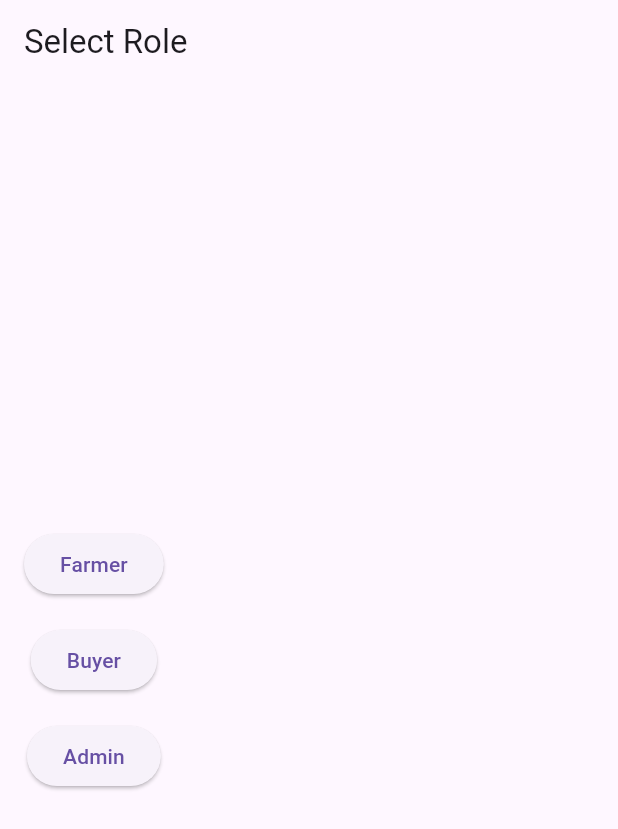
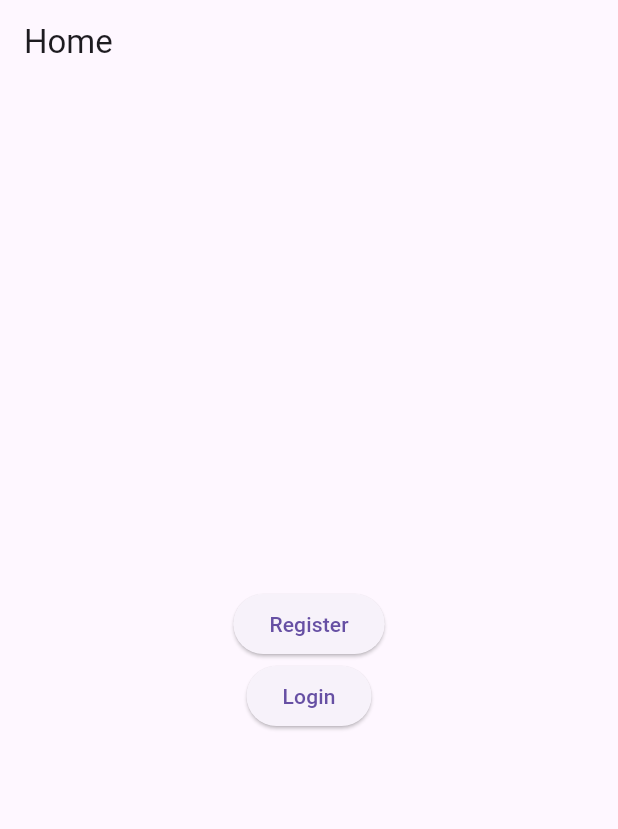
Before and after one commit to fouziaafrin/bazaarbarta, a Flutter app: the screen it shows after launch, on a phone screen of 412 x 824 dp. Shown: the top 829 px of the screen. Run offline on Flutter 3.47's test engine with Material 3 defaults, Android fonts, the phone set to English and light mode, and no system bars; our stand-ins replace cloud_firestore, firebase_auth, firebase_core; accounts and stored records are empty.

Commit message:
implemented reg, login and logout

```diff
--- a/lib/main.dart
+++ b/lib/main.dart
@@ -1,33 +1,21 @@
 import 'package:flutter/material.dart';
 import 'package:firebase_core/firebase_core.dart';
-import 'screens/role_selection.dart';
-import 'screens/login.dart';
-import 'screens/farmer_dashboard.dart';
-import 'screens/buyer_dashboard.dart';
-import 'screens/admin_dashboard.dart';
+import 'screens/home_screen.dart';
 
 void main() async {
   WidgetsFlutterBinding.ensureInitialized();
   await Firebase.initializeApp();
-  runApp(const MyApp());
+  runApp(MyApp());
 }
 
 class MyApp extends StatelessWidget {
-  const MyApp({super.key});
-
   @override
   Widget build(BuildContext context) {
     return MaterialApp(
-      title: 'BazaarBarta',
+      title: 'Role Based App',
       debugShowCheckedModeBanner: false,
-      routes: {
-        '/': (context) => const RoleSelection(),
-        '/login': (context) => const LoginScreen(),
-        '/farmer_dashboard': (context) => const FarmerDashboard(),
-        '/buyer_dashboard': (context) => const BuyerDashboard(),
-        '/admin_dashboard': (context) => const AdminDashboard(),
-      },
-      initialRoute: '/',
+      theme: ThemeData(primarySwatch: Colors.green),
+      home: HomeScreen(),
     );
   }
 }
--- a/lib/screens/admin_dashboard.dart
+++ /dev/null
@@ -1,22 +0,0 @@
-import 'package:flutter/material.dart';
-
-class AdminDashboard extends StatelessWidget {
-  const AdminDashboard({super.key});
-
-  @override
-  Widget build(BuildContext context) {
-    return Scaffold(
-      appBar: AppBar(title: const Text('Admin Dashboard')),
-      body: Center(
-        child: Column(
-          mainAxisAlignment: MainAxisAlignment.center,
-          children: const [
-            Text('Welcome Admin!'),
-            SizedBox(height: 16),
-            Text('Manage users, verify sellers, view reports, etc.'),
-          ],
-        ),
-      ),
-    );
-  }
-}
--- /dev/null
+++ b/lib/screens/home_screen.dart
@@ -0,0 +1,31 @@
+import 'package:flutter/material.dart';
+import 'login_screen.dart';
+import 'register_screen.dart';
+
+class HomeScreen extends StatelessWidget {
+  @override
+  Widget build(BuildContext context) {
+    return Scaffold(
+      appBar: AppBar(title: Text("Home")),
+      body: Center(
+        child: Column(
+          mainAxisAlignment: MainAxisAlignment.center,
+          children: [
+            ElevatedButton(
+              onPressed: () {
+                Navigator.push(context, MaterialPageRoute(builder: (_) => RegisterScreen()));
+              },
+              child: Text("Register"),
+            ),
+            ElevatedButton(
+              onPressed: () {
+                Navigator.push(context, MaterialPageRoute(builder: (_) => LoginScreen()));
+              },
+              child: Text("Login"),
+            ),
+          ],
+        ),
+      ),
+    );
+  }
+}
--- a/lib/screens/role_selection.dart
+++ /dev/null
@@ -1,44 +0,0 @@
-import 'package:flutter/material.dart';
-import 'registration.dart';
-
-class RoleSelection extends StatelessWidget {
-  const RoleSelection({super.key});
-
-  void navigateToRegistration(BuildContext context, String role) {
-    Navigator.push(
-      context,
-      MaterialPageRoute(
-        builder: (_) => RegistrationScreen(role: role),
-      ),
-    );
-  }
-
-  @override
-  Widget build(BuildContext context) {
-    return Scaffold(
-      appBar: AppBar(title: const Text('Select Role')),
-      body: Padding(
-        padding: const EdgeInsets.all(16),
-        child: Column(
-          mainAxisAlignment: MainAxisAlignment.center,
-          children: [
-            ElevatedButton(
-              onPressed: () => navigateToRegistration(context, 'farmer'),
-              child: const Text('Farmer'),
-            ),
-            const SizedBox(height: 16),
-            ElevatedButton(
-              onPressed: () => navigateToRegistration(context, 'buyer'),
-              child: const Text('Buyer'),
-            ),
-            const SizedBox(height: 16),
-            ElevatedButton(
-              onPressed: () => navigateToRegistration(context, 'admin'),
-              child: const Text('Admin'),
-            ),
-          ],
-        ),
-      ),
-    );
-  }
-}
```
Also changed, not shown: lib/screens/buyer_dashboard.dart (deleted, +0 -22 lines), lib/screens/dashboards/admin_dashboard.dart (added, +25 -0 lines), lib/screens/dashboards/buyer_dashboard.dart (added, +25 -0 lines), lib/screens/dashboards/farmer_dashboard.dart (added, +25 -0 lines), lib/screens/farmer_dashboard.dart (deleted, +0 -22 lines), lib/screens/login.dart (deleted, +0 -90 lines), lib/screens/login_screen.dart (added, +56 -0 lines), lib/screens/register_screen.dart (added, +65 -0 lines), lib/screens/registration.dart (deleted, +0 -108 lines), lib/services/a_service.dart (added, +33 -0 lines), lib/services/firestore_service.dart (added, +18 -0 lines).
